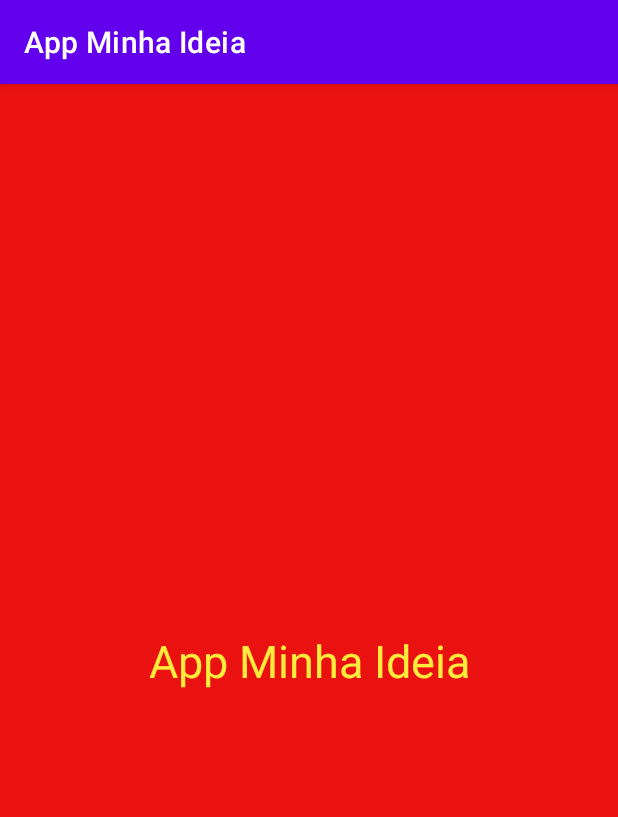
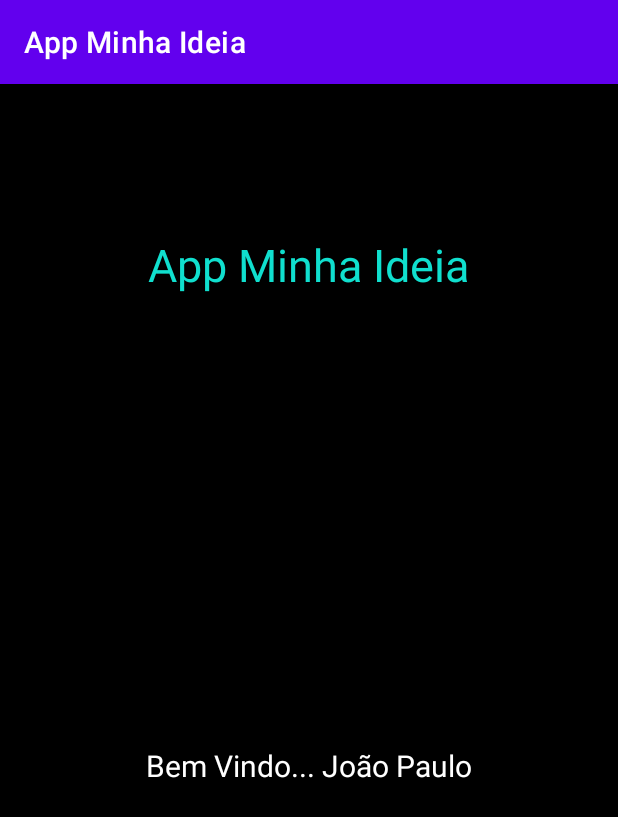
Before and after one commit to joaopfc/AppMinhaIdeia, an Android app: the screen it shows after launch (MainActivity), on a phone screen of 412 x 824 dp. Shown: the top 817 px of the screen. Run offline under Robolectric (Android 15) with nearby library versions, the phone set to English and light mode, and no system bars.

Commit message:
continuando estudos

```diff
--- a/app/src/main/java/joao/appminhaideia/view/MainActivity.java
+++ b/app/src/main/java/joao/appminhaideia/view/MainActivity.java
@@ -4,6 +4,7 @@ import androidx.appcompat.app.AppCompatActivity;
 
 import android.os.Bundle;
 import android.util.Log;
+import android.widget.TextView;
 
 import joao.appminhaideia.R;
 import joao.appminhaideia.model.Cliente;
@@ -11,20 +12,24 @@ import joao.appminhaideia.model.Cliente;
 public class MainActivity extends AppCompatActivity {
 
     String TAG = "APP_MINHA_IDEIA";
+    Cliente objCliente;
 
-    Cliente objCliente;
+    TextView txtNome;
 
     @Override
     protected void onCreate(Bundle savedInstanceState) {
         super.onCreate(savedInstanceState);
         setContentView(R.layout.activity_main);
 
+        Bundle bundle = getIntent().getExtras();
+
         Log.d(TAG, "onCreate: Tela Principal Carregada...");
 
-        objCliente = new Cliente("João Paulo",
-                "joao@teste.com",
-                "(34) 9 9695-6720",
-                24,
-                true);
+        Log.d(TAG, "onCreate: Nome ......"+bundle.getString("nome"));
+        Log.d(TAG, "onCreate: Email ......"+bundle.getString("email"));
+
+        txtNome = findViewById(R.id.txtNome);
+        txtNome.setText("Bem Vindo... "+bundle.getString("nome"));
+
     }
 }
--- a/app/src/main/java/joao/appminhaideia/view/SplashActivity.java
+++ b/app/src/main/java/joao/appminhaideia/view/SplashActivity.java
@@ -8,8 +8,11 @@ import android.os.Handler;
 import android.util.Log;
 
 import joao.appminhaideia.R;
+import joao.appminhaideia.model.Cliente;
 
 public class SplashActivity extends AppCompatActivity {
+
+    Cliente objCliente;
 
     int tempoDeEspera = 1000 * 5;
     String TAG = "APP_MINHA_IDEIA";
@@ -27,12 +30,28 @@ public class SplashActivity extends AppCompatActivity {
     private void trocarTela() {
         Log.d(TAG, "trocarTela: Mudando de Tela");
 
+        objCliente = new Cliente("João Paulo",
+                "joao@teste.com",
+                "(34) 9 9695-6720",
+                24,
+                true);
+
         new Handler().postDelayed(new Runnable() {
             @Override
             public void run() {
                 Log.d(TAG, "trocarTela: Esperando o Tempo......");
 
+
+
                 Intent trocarDeTela = new Intent(SplashActivity.this, MainActivity.class);
+
+                Bundle bundle = new Bundle();
+
+                bundle.putString("nome",objCliente.getNome());
+                bundle.putString("email",objCliente.getEmail());
+
+                trocarDeTela.putExtras(bundle);
+
                 startActivity(trocarDeTela);
                 finish();
             }
--- a/app/src/main/res/layout/activity_main.xml
+++ b/app/src/main/res/layout/activity_main.xml
@@ -1,21 +1,35 @@
 <?xml version="1.0" encoding="utf-8"?>
-<androidx.constraintlayout.widget.ConstraintLayout xmlns:android="http://schemas.android.com/apk/res/android"
+<androidx.appcompat.widget.LinearLayoutCompat xmlns:android="http://schemas.android.com/apk/res/android"
     xmlns:app="http://schemas.android.com/apk/res-auto"
     xmlns:tools="http://schemas.android.com/tools"
     android:layout_width="match_parent"
     android:layout_height="match_parent"
-    android:background="#EA1111"
+    android:orientation="vertical"
+    android:background="#000000"
     tools:context=".view.MainActivity">
 
     <TextView
+        android:id="@+id/textAPP"
         android:layout_width="wrap_content"
         android:layout_height="wrap_content"
         android:text="@string/app_name"
-        android:textColor="@color/ColorPrimary"
+        android:textColor="#10DFCE"
         android:textSize="30sp"
+        android:layout_gravity="center"
+        android:layout_marginTop="100dp"
         app:layout_constraintBottom_toBottomOf="parent"
         app:layout_constraintLeft_toLeftOf="parent"
         app:layout_constraintRight_toRightOf="parent"
         app:layout_constraintTop_toTopOf="parent" />
 
-</androidx.constraintlayout.widget.ConstraintLayout>
+    <TextView
+        android:id="@+id/txtNome"
+        android:layout_width="wrap_content"
+        android:layout_height="wrap_content"
+        android:layout_gravity="center"
+        android:layout_marginTop="300dp"
+        android:textColor="@color/white"
+        android:textSize="20sp"
+        android:text="TextView" />
+
+</androidx.appcompat.widget.LinearLayoutCompat>
```
